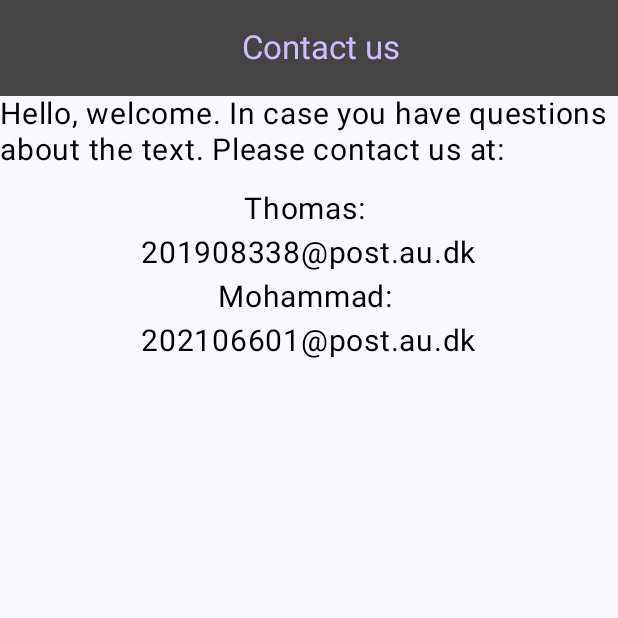
After one commit to au706600/TripJournal-project, an Android app built with Jetpack Compose: the Contact_us screen opened through its navigation route, on a phone screen of 412 x 824 dp, the top half of it. The commit adds this screen. Run offline under Robolectric (Android 15) with nearby library versions, the phone set to English and light mode, and no system bars; our stand-ins replace Firebase (no records; nobody signed in at launch, a user with empty details on screens opened directly); 1 statement that could not run was skipped.

Commit message:
Added contact us

```diff
--- /dev/null
+++ b/app/src/main/java/com/example/tripjournal_project/Contact us.kt
@@ -0,0 +1,78 @@
+package com.example.tripjournal_project
+
+import androidx.compose.foundation.layout.Arrangement
+import androidx.compose.foundation.layout.Column
+import androidx.compose.foundation.layout.Spacer
+import androidx.compose.foundation.layout.fillMaxHeight
+import androidx.compose.foundation.layout.fillMaxWidth
+import androidx.compose.foundation.layout.height
+import androidx.compose.foundation.layout.wrapContentSize
+import androidx.compose.material3.ExperimentalMaterial3Api
+import androidx.compose.material3.Text
+import androidx.compose.material3.TopAppBar
+import androidx.compose.material3.TopAppBarDefaults
+import androidx.compose.runtime.Composable
+import androidx.compose.ui.Alignment
+import androidx.compose.ui.Modifier
+import androidx.compose.ui.graphics.Color
+import androidx.compose.ui.text.style.TextAlign
+import androidx.compose.ui.tooling.preview.Preview
+import androidx.compose.ui.unit.dp
+import androidx.compose.ui.unit.sp
+
+@OptIn(ExperimentalMaterial3Api::class)
+@Composable
+
+fun Contact_us()
+{
+    Column(modifier = Modifier
+        .fillMaxWidth()
+        .fillMaxHeight(),
+        horizontalAlignment = Alignment.CenterHorizontally) {
+
+        TopAppBar(title = { Text(text = "Contact us", modifier = Modifier
+            .fillMaxWidth()
+            .wrapContentSize(Alignment.Center)) },
+            colors = TopAppBarDefaults.smallTopAppBarColors(containerColor = Color.DarkGray,
+                titleContentColor = Color(0xFFD0BCFF)))
+        Text(
+            text = "Hello, welcome. In case you have questions about the text. Please contact us at: ",
+            fontSize = 20.sp,
+            color = Color.Black
+        )
+
+        Spacer(modifier = Modifier.height(15.dp))
+
+        Text(
+            text = "Thomas: ",
+            fontSize = 20.sp,
+            color = Color.Black
+        )
+
+        Spacer(modifier = Modifier.height(5.dp))
+
+        Text(
+            text = "201908338@post.au.dk",
+            fontSize = 20.sp,
+            color = Color.Black
+        )
+
+        Spacer(modifier = Modifier.height(5.dp))
+
+        Text(
+            text = "Mohammad: ",
+            fontSize = 20.sp,
+            color = Color.Black
+        )
+
+        Spacer(modifier = Modifier.height(5.dp))
+
+        Text(
+            text = "202106601@post.au.dk",
+            fontSize = 20.sp,
+            color = Color.Black
+        )
+
+
+    }
+}
--- a/app/src/main/java/com/example/tripjournal_project/MainActivity.kt
+++ b/app/src/main/java/com/example/tripjournal_project/MainActivity.kt
@@ -66,7 +66,7 @@ class MainActivity : ComponentActivity() {
                     color = MaterialTheme.colorScheme.background
                 ) {
                     //Greeting("Android")
-                    NavHost(navController = navController, startDestination = "mainpage")
+                    NavHost(navController = navController, startDestination = "Contact us")
                     {
                         composable("signup")
                         {
@@ -81,6 +81,11 @@ class MainActivity : ComponentActivity() {
                         composable("mainpage")
                         {
                             Mainpage(nav = navController, menuItem = menuItems)
+                        }
+
+                        composable("Contact us")
+                        {
+                            Contact_us()
                         }
                     }
                 }
--- a/app/src/main/java/com/example/tripjournal_project/mainpage.kt
+++ b/app/src/main/java/com/example/tripjournal_project/mainpage.kt
@@ -42,6 +42,9 @@ data class Metamodel(
     val contentDescription: String,
     val onClick: () -> Unit
 )
+
+data class user(val id: String, val email: String)
+
 @Composable
 
 fun menuitem(text:String, menuItem: Metamodel)
```
Also changed, not shown: app/src/main/java/com/example/tripjournal_project/signup.kt (+16 -8 lines).
